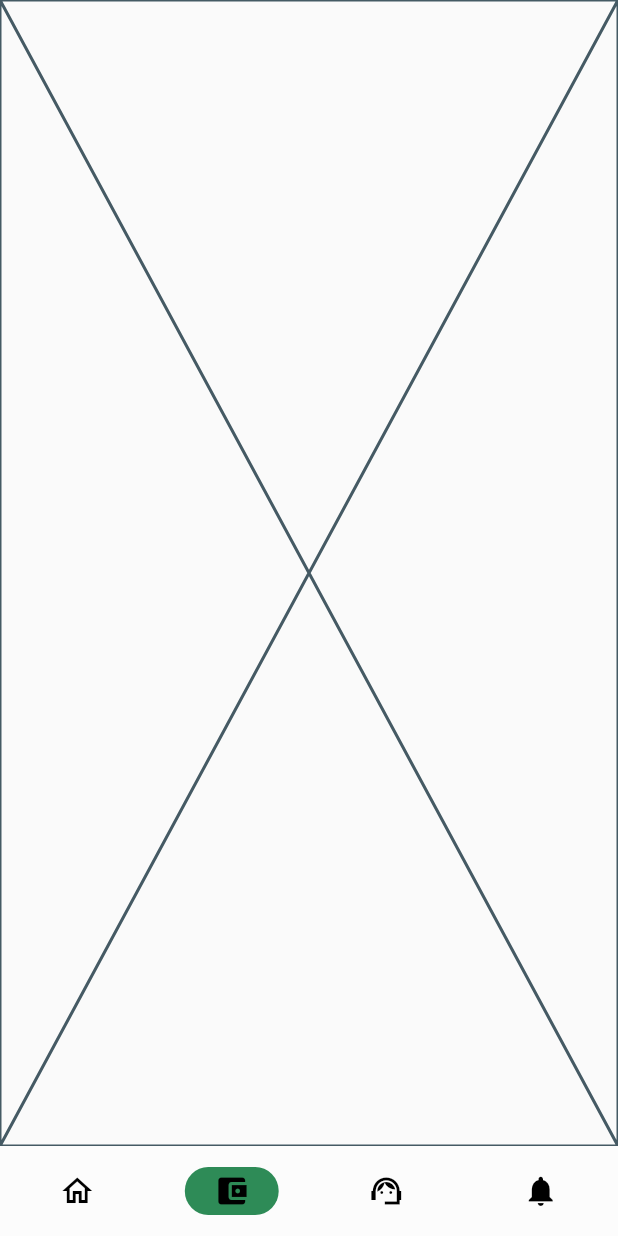
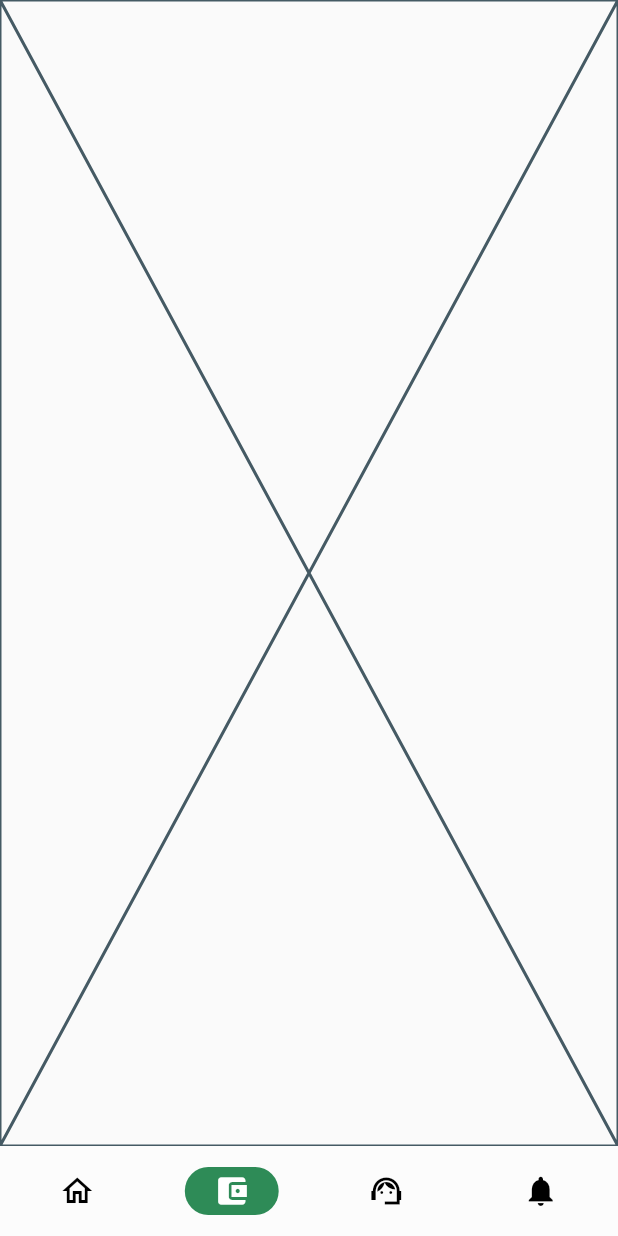
Before and after one commit to ridwan-101/bytebuddies, a Flutter app: the screen it shows after launch, item 2 of the bottom bar chosen, on a phone screen of 412 x 824 dp. Run offline on Flutter 3.47's test engine with Material 2 defaults, Android fonts, the phone set to English and light mode, and no system bars; our stand-ins replace flutter_screenutil.

Commit message:
bottom navgator

```diff
--- a/lib/ui/views/bottom_navigator/bottom_navigator_view.dart
+++ b/lib/ui/views/bottom_navigator/bottom_navigator_view.dart
@@ -12,7 +12,12 @@ class BottomBarMenu extends StatefulWidget {
 
 class _BottomBarMenuState extends State<BottomBarMenu> {
   int index = 0;
-  final Screens = [HomeView(), Wallet(), Chatbot(), Notifier()];
+  final Screens = [
+    const HomeView(),
+    const Wallet(),
+    const Chatbot(),
+    const Notifier()
+  ];
 
   @override
   Widget build(BuildContext context) => Scaffold(
@@ -21,32 +26,46 @@ class _BottomBarMenuState extends State<BottomBarMenu> {
           data: NavigationBarThemeData(
               indicatorColor: AppColors.seaGreen,
               labelTextStyle: MaterialStateProperty.all(
-                  TextStyle(fontWeight: FontWeight.w900, fontSize: 14)),
+                  const TextStyle(fontWeight: FontWeight.w900, fontSize: 14)),
               labelBehavior: NavigationDestinationLabelBehavior.alwaysHide),
           child: NavigationBar(
             height: 60,
             selectedIndex: index,
             backgroundColor: AppColors.white,
-            animationDuration: Duration(seconds: 2),
+            animationDuration: const Duration(seconds: 2),
             onDestinationSelected: (index) =>
                 setState(() => this.index = index),
             destinations: const [
               NavigationDestination(
-                icon: Icon(Icons.home_outlined, ),
-                selectedIcon: Icon(Icons.home_outlined, ),
+                icon: Icon(
+                  Icons.home_outlined,
+                ),
+                selectedIcon: Icon(
+                  Icons.home_outlined,
+                  color: Colors.white,
+                ),
                 label: 'Home',
               ),
               NavigationDestination(
                   icon: Icon(Icons.account_balance_wallet),
-                  selectedIcon: Icon(Icons.account_balance_wallet),
+                  selectedIcon: Icon(
+                    Icons.account_balance_wallet,
+                    color: Colors.white,
+                  ),
                   label: 'Wallet'),
               NavigationDestination(
                   icon: Icon(Icons.support_agent_sharp),
-                  selectedIcon: Icon(Icons.support_agent_sharp),
+                  selectedIcon: Icon(
+                    Icons.support_agent_sharp,
+                    color: Colors.white,
+                  ),
                   label: 'Support'),
               NavigationDestination(
                   icon: Icon(Icons.notifications),
-                  selectedIcon: Icon(Icons.notifications),
+                  selectedIcon: Icon(
+                    Icons.notifications,
+                    color: Colors.white,
+                  ),
                   label: 'Settings'),
             ],
           ),
```
